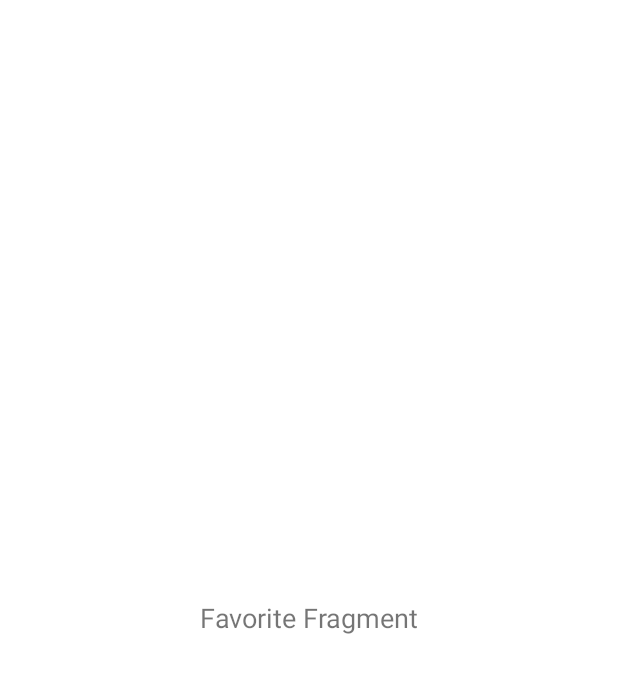
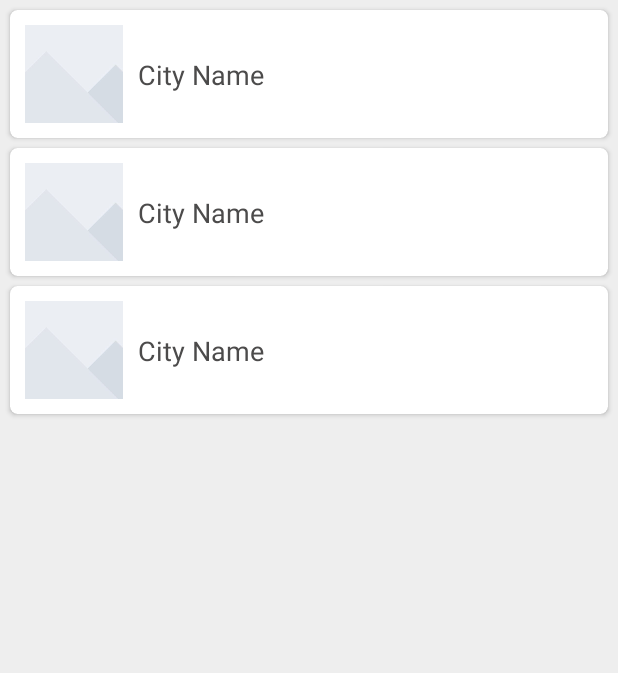
Before and after one commit to glenchiridza/OnTour, an Android app: the layout fragment_favorite.xml on its own in the app's theme, with its tools: preview values and no code run, on a phone screen of 412 x 824 dp. Shown: the top 673 px of the screen. Run offline under Robolectric (Android 15) with nearby library versions, the phone set to English and light mode, and no system bars.

Commit message:
Add to favorite

```diff
--- a/app/src/main/java/com/glencconnnect/onatour/city/CityListFragment.kt
+++ b/app/src/main/java/com/glencconnnect/onatour/city/CityListFragment.kt
@@ -8,6 +8,7 @@ import androidx.fragment.app.Fragment
 import androidx.recyclerview.widget.LinearLayoutManager
 import androidx.recyclerview.widget.RecyclerView
 import com.glencconnnect.onatour.R
+import com.glencconnnect.onatour.favorite.FavoriteAdapter
 
 
 class CityListFragment : Fragment() {
@@ -24,7 +25,7 @@ class CityListFragment : Fragment() {
     private fun setUpRecycler(view: View?) {
         val context = requireContext()
 
-        val cityAdapter = CityAdapter(context, VacationSpots.cityList!!)
+        val cityAdapter = FavoriteAdapter(context, VacationSpots.cityList!!)
 
         val recyclerView = view?.findViewById<RecyclerView>(R.id.city_recycler_view)
         recyclerView?.adapter = cityAdapter
--- a/app/src/main/res/layout/fragment_favorite.xml
+++ b/app/src/main/res/layout/fragment_favorite.xml
@@ -3,19 +3,19 @@
     xmlns:app="http://schemas.android.com/apk/res-auto"
     xmlns:tools="http://schemas.android.com/tools"
     android:layout_width="match_parent"
-    android:layout_height="match_parent">
+    android:layout_height="match_parent"
+    android:background="#eee"
+    tools:context=".MainActivity">
 
-    <TextView
-        android:id="@+id/city_recycler_view"
+    <androidx.recyclerview.widget.RecyclerView
+        android:id="@+id/fav_recycler_view"
         android:layout_width="match_parent"
         android:layout_height="0dp"
-        android:gravity="center"
         android:padding="3dp"
-        android:text="Favorite Fragment"
-        android:textSize="18sp"
         app:layout_constraintBottom_toBottomOf="parent"
         app:layout_constraintLeft_toLeftOf="parent"
         app:layout_constraintRight_toRightOf="parent"
-        app:layout_constraintTop_toTopOf="parent" />
+        app:layout_constraintTop_toTopOf="parent"
+        tools:listitem="@layout/list_item_favorite" />
 
 </androidx.constraintlayout.widget.ConstraintLayout>
--- /dev/null
+++ b/app/src/main/res/layout/list_item_favorite.xml
@@ -0,0 +1,45 @@
+<?xml version="1.0" encoding="utf-8"?>
+<androidx.cardview.widget.CardView xmlns:android="http://schemas.android.com/apk/res/android"
+    xmlns:app="http://schemas.android.com/apk/res-auto"
+    xmlns:tools="http://schemas.android.com/tools"
+    android:id="@+id/root_card_view"
+    android:layout_width="match_parent"
+    android:layout_height="wrap_content"
+    android:layout_margin="3dp"
+    android:elevation="5dp"
+    app:cardBackgroundColor="@android:color/white"
+    app:cardCornerRadius="5dp">
+
+    <androidx.constraintlayout.widget.ConstraintLayout
+        android:layout_width="match_parent"
+        android:layout_height="wrap_content">
+
+        <ImageView
+            android:id="@+id/imv_city"
+            android:layout_width="65dp"
+            android:layout_height="65dp"
+            android:layout_margin="10dp"
+            android:contentDescription="@string/placeholder_image"
+            android:scaleType="centerCrop"
+            app:layout_constraintBottom_toBottomOf="parent"
+            app:layout_constraintStart_toStartOf="parent"
+            app:layout_constraintTop_toTopOf="parent"
+            tools:srcCompat="@drawable/placeholder" />
+
+        <TextView
+            android:id="@+id/txv_city_name"
+            android:layout_width="0dp"
+            android:layout_height="wrap_content"
+            android:layout_margin="10dp"
+            android:gravity="start"
+            android:textColor="#4C4B4B"
+            android:textSize="18sp"
+            app:layout_constraintBottom_toBottomOf="parent"
+            app:layout_constraintEnd_toEndOf="parent"
+            app:layout_constraintStart_toEndOf="@+id/imv_city"
+            app:layout_constraintTop_toTopOf="parent"
+            tools:text="City Name" />
+
+    </androidx.constraintlayout.widget.ConstraintLayout>
+
+</androidx.cardview.widget.CardView>
```
Also changed, not shown: app/src/main/java/com/glencconnnect/onatour/city/CityAdapter.kt (+38 -2 lines), app/src/main/java/com/glencconnnect/onatour/favorite/FavoriteAdapter.kt (added, +51 -0 lines), app/src/main/java/com/glencconnnect/onatour/favorite/FavoriteFragment.kt (+17 -1 lines), app/src/main/res/layout/grid_item_city.xml (added, +66 -0 lines).
